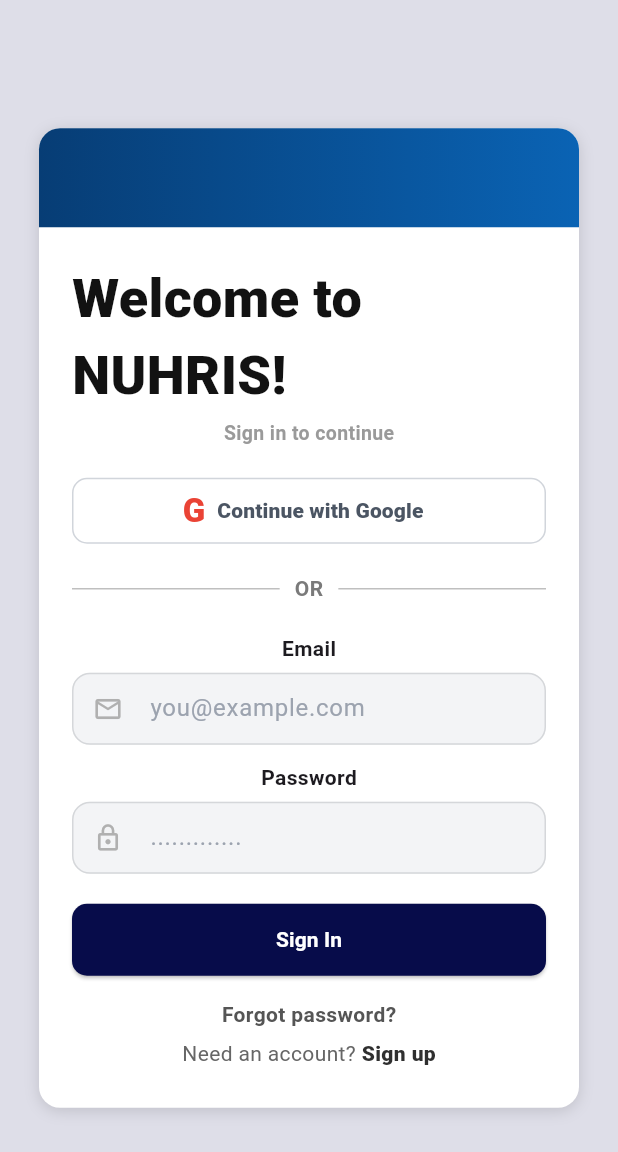
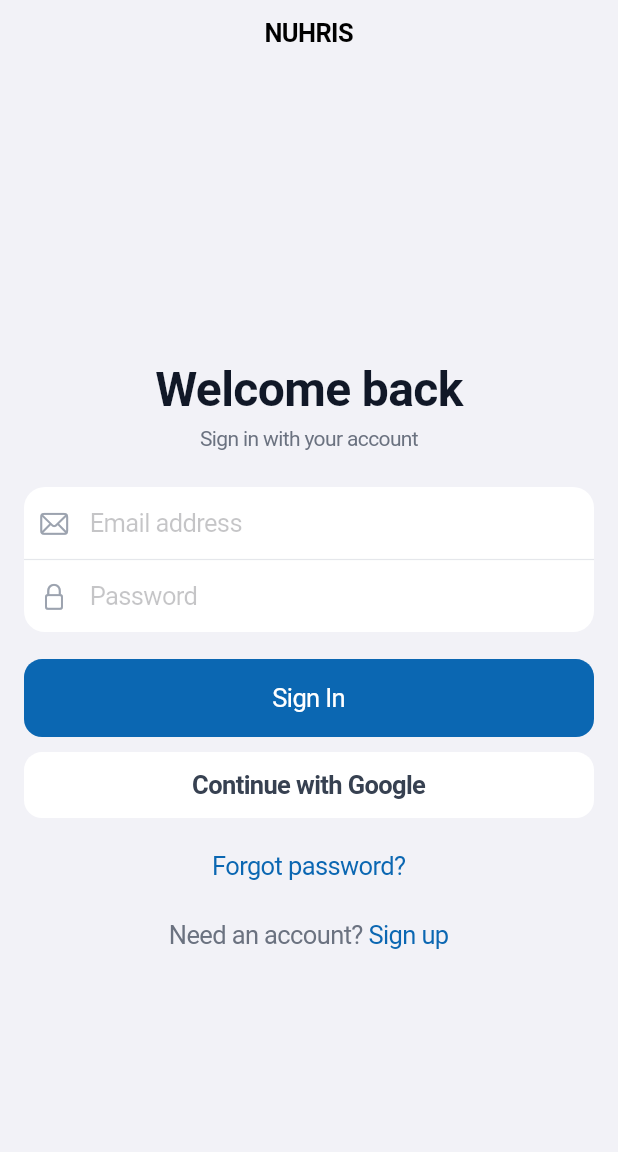
Before and after one commit to yanji0-0/nuhris_mobile_app, a Flutter app: the screen it shows after launch, on a phone screen of 412 x 824 dp. Shown: the top 1152 px of the screen. Run offline on Flutter 3.47's test engine with Material 3 defaults, Android fonts, the phone set to English and light mode, and no system bars; our stand-ins replace google_fonts, image_cropper, image_picker.

Commit message:
scaffold to cupertino

```diff
--- a/lib/app.dart
+++ b/lib/app.dart
@@ -1,4 +1,6 @@
+import 'package:flutter/cupertino.dart';
 import 'package:flutter/material.dart';
+import 'package:flutter_localizations/flutter_localizations.dart';
 import 'navigation/app_nav.dart';
 import 'screens/account_screen.dart';
 import 'screens/attendance_dtr_screen.dart';
@@ -29,9 +31,24 @@ class _NuhrisEmployeeAppState extends State<NuhrisEmployeeApp> {
 
   @override
   Widget build(BuildContext context) {
-    return MaterialApp(
+    return CupertinoApp(
       debugShowCheckedModeBanner: false,
-      theme: buildAppTheme(),
+      localizationsDelegates: const [
+        GlobalMaterialLocalizations.delegate,
+        GlobalCupertinoLocalizations.delegate,
+        GlobalWidgetsLocalizations.delegate,
+      ],
+      supportedLocales: const [Locale('en', 'US')],
+      theme: const CupertinoThemeData(
+        brightness: Brightness.light,
+        primaryColor: AppColors.primaryBlue,
+      ),
+      builder: (context, child) {
+        return Theme(
+          data: buildAppTheme(),
+          child: child ?? const SizedBox.shrink(),
+        );
+      },
       home: switch (current) {
         AppNavItem.dashboard => DashboardScreen(onNavigate: _navigate, onSignOut: widget.onSignOut),
         AppNavItem.credentials => CredentialsScreen(onNavigate: _navigate, onSignOut: widget.onSignOut),
--- a/lib/app_shell.dart
+++ b/lib/app_shell.dart
@@ -1,6 +1,9 @@
+import 'package:flutter/cupertino.dart';
 import 'package:flutter/material.dart';
+import 'package:flutter_localizations/flutter_localizations.dart';
 import 'app.dart';
 import 'screens/auth/sign_in_screen.dart';
+import 'theme/app_theme.dart';
 
 class AppShell extends StatefulWidget {
   const AppShell({super.key});
@@ -23,8 +26,24 @@ class _AppShellState extends State<AppShell> {
   @override
   Widget build(BuildContext context) {
     if (!isLoggedIn) {
-      return MaterialApp(
+      return CupertinoApp(
         debugShowCheckedModeBanner: false,
+        localizationsDelegates: const [
+          GlobalMaterialLocalizations.delegate,
+          GlobalCupertinoLocalizations.delegate,
+          GlobalWidgetsLocalizations.delegate,
+        ],
+        supportedLocales: const [Locale('en', 'US')],
+        theme: const CupertinoThemeData(
+          brightness: Brightness.light,
+          primaryColor: AppColors.primaryBlue,
+        ),
+        builder: (context, child) {
+          return Theme(
+            data: buildAppTheme(),
+            child: child ?? const SizedBox.shrink(),
+          );
+        },
         home: SignInScreen(
           onSignIn: _handleSignIn,
         ),
--- a/lib/auth_app.dart
+++ b/lib/auth_app.dart
@@ -1,13 +1,32 @@
+import 'package:flutter/cupertino.dart';
 import 'package:flutter/material.dart';
+import 'package:flutter_localizations/flutter_localizations.dart';
 import 'screens/auth/sign_in_screen.dart';
+import 'theme/app_theme.dart';
 
 class NuhrisAuthApp extends StatelessWidget {
   const NuhrisAuthApp({super.key});
 
   @override
   Widget build(BuildContext context) {
-    return MaterialApp(
+    return CupertinoApp(
       debugShowCheckedModeBanner: false,
+      localizationsDelegates: const [
+        GlobalMaterialLocalizations.delegate,
+        GlobalCupertinoLocalizations.delegate,
+        GlobalWidgetsLocalizations.delegate,
+      ],
+      supportedLocales: const [Locale('en', 'US')],
+      theme: const CupertinoThemeData(
+        brightness: Brightness.light,
+        primaryColor: AppColors.primaryBlue,
+      ),
+      builder: (context, child) {
+        return Theme(
+          data: buildAppTheme(),
+          child: child ?? const SizedBox.shrink(),
+        );
+      },
       home: SignInScreen(onSignIn: () {}),
     );
   }
--- a/lib/screens/auth/sign_in_screen.dart
+++ b/lib/screens/auth/sign_in_screen.dart
@@ -1,3 +1,4 @@
+import 'package:flutter/cupertino.dart';
 import 'package:flutter/material.dart';
 import 'forgot_password_screen.dart';
 import 'sign_up_screen.dart';
@@ -25,149 +26,123 @@ class _SignInScreenState extends State<SignInScreen> {
     super.dispose();
   }
 
-  InputDecoration _inputDeco({
-    required String hint,
-    required IconData icon,
-  }) {
-    return InputDecoration(
-      hintText: hint,
-      hintStyle: const TextStyle(color: Color(0xFF9CA3AF)),
-      prefixIcon: Icon(icon, color: const Color(0xFFB0B0B0), size: 20),
-      filled: true,
-      fillColor: const Color(0xFFF3F4F6),
-      contentPadding: const EdgeInsets.symmetric(horizontal: 12, vertical: 12),
-      enabledBorder: OutlineInputBorder(
-        borderRadius: BorderRadius.circular(12),
-        borderSide: const BorderSide(color: Color(0xFFD5D7DA)),
-      ),
-      focusedBorder: OutlineInputBorder(
-        borderRadius: BorderRadius.circular(12),
-        borderSide: const BorderSide(color: Color(0xFF0B67B2), width: 1.2),
-      ),
-    );
-  }
-
   @override
   Widget build(BuildContext context) {
-    return Scaffold(
-      backgroundColor: const Color(0xFFDEDEE8),
-      body: SafeArea(
+    return CupertinoPageScaffold(
+      backgroundColor: const Color(0xFFF2F2F7),
+      navigationBar: const CupertinoNavigationBar(
+        middle: Text('NUHRIS'),
+      ),
+      child: SafeArea(
         child: Center(
           child: SingleChildScrollView(
-            padding: const EdgeInsets.all(14),
-            child: Container(
-              width: 360,
-              decoration: BoxDecoration(
-                color: Colors.white,
-                borderRadius: BorderRadius.circular(14),
-                boxShadow: const [
-                  BoxShadow(
-                    blurRadius: 8,
-                    offset: Offset(0, 2),
-                    color: Color(0x22000000),
-                  ),
-                ],
-              ),
+            padding: const EdgeInsets.all(16),
+            child: ConstrainedBox(
+              constraints: const BoxConstraints(maxWidth: 380),
               child: Column(
+                crossAxisAlignment: CrossAxisAlignment.stretch,
                 children: [
-                  Container(
-                    height: 66,
-                    decoration: const BoxDecoration(
-                      gradient: LinearGradient(
-                        colors: [Color(0xFF073D75), Color(0xFF0A63B4)],
-                        begin: Alignment.centerLeft,
-                        end: Alignment.centerRight,
-                      ),
-                      borderRadius: BorderRadius.vertical(top: Radius.circular(14)),
+                  const SizedBox(height: 18),
+                  const Text(
+                    'Welcome back',
+                    textAlign: TextAlign.center,
+                    style: TextStyle(
+                      fontSize: 32,
+                      fontWeight: FontWeight.w700,
+                      color: Color(0xFF111827),
                     ),
                   ),
-                  Padding(
-                    padding: const EdgeInsets.fromLTRB(22, 22, 22, 26),
+                  const SizedBox(height: 6),
+                  const Text(
+                    'Sign in with your account',
+                    textAlign: TextAlign.center,
+                    style: TextStyle(
+                      color: Color(0xFF6B7280),
+                      fontSize: 14,
+                    ),
+                  ),
+                  const SizedBox(height: 24),
+                  Container(
+                    decoration: BoxDecoration(
+                      color: Colors.white,
+                      borderRadius: BorderRadius.circular(14),
+                    ),
                     child: Column(
                       children: [
-                        const Text(
-                          'Welcome to NUHRIS!',
-                          style: TextStyle(fontSize: 36, fontWeight: FontWeight.w800, color: Color(0xFF121212)),
+                        CupertinoTextField(
+                          controller: emailCtrl,
+                          keyboardType: TextInputType.emailAddress,
+                          placeholder: 'Email address',
+                          padding: const EdgeInsets.symmetric(horizontal: 14, vertical: 14),
+                          prefix: const Padding(
+                            padding: EdgeInsets.only(left: 10),
+                            child: Icon(CupertinoIcons.mail, color: Color(0xFF9CA3AF), size: 20),
+                          ),
+                          decoration: const BoxDecoration(
+                            border: Border(
+                              bottom: BorderSide(color: Color(0xFFE5E7EB), width: 0.8),
+                            ),
+                          ),
                         ),
-                        const SizedBox(height: 4),
-                        const Text(
-                          'Sign in to continue',
-                          style: TextStyle(color: Color(0xFF9A9A9A), fontWeight: FontWeight.w700, fontSize: 13),
-                        ),
-                        const SizedBox(height: 18),
-                        OutlinedButton.icon(
-                          onPressed: () {},
-                          style: OutlinedButton.styleFrom(
-                            minimumSize: const Size.fromHeight(44),
-                            side: const BorderSide(color: Color(0xFFD1D5DB)),
-                            shape: RoundedRectangleBorder(borderRadius: BorderRadius.circular(10)),
-                            foregroundColor: const Color(0xFF4B5563),
-                          ),
-                          icon: const Text('G', style: TextStyle(color: Color(0xFFEA4335), fontWeight: FontWeight.w900, fontSize: 22)),
-                          label: const Text('Continue with Google', style: TextStyle(fontWeight: FontWeight.w800, fontSize: 14)),
-                        ),
-                        const SizedBox(height: 18),
-                        Row(
-                          children: const [
-                            Expanded(child: Divider(color: Color(0xFFBFBFBF))),
-                            Padding(
-                              padding: EdgeInsets.symmetric(horizontal: 10),
-                              child: Text('OR', style: TextStyle(color: Color(0xFF7A7A7A), fontWeight: FontWeight.w700)),
-                            ),
-                            Expanded(child: Divider(color: Color(0xFFBFBFBF))),
-                          ],
-                        ),
-                        const SizedBox(height: 20),
-                        const Text('Email', style: TextStyle(fontWeight: FontWeight.w700)),
-                        const SizedBox(height: 6),
-                        TextField(
-                          controller: emailCtrl,
-                          decoration: _inputDeco(hint: 'you@example.com', icon: Icons.mail_outline),
-                        ),
-                        const SizedBox(height: 12),
-                        const Text('Password', style: TextStyle(fontWeight: FontWeight.w700)),
-                        const SizedBox(height: 6),
-                        TextField(
+                        CupertinoTextField(
                           controller: passCtrl,
                           obscureText: true,
-                          decoration: _inputDeco(hint: '.............', icon: Icons.lock_outline),
-                        ),
-                        const SizedBox(height: 20),
-                        SizedBox(
-                          width: double.infinity,
-                          height: 48,
-                          child: ElevatedButton(
-                            onPressed: widget.onSignIn, // <- enter employee UI
-                            style: ElevatedButton.styleFrom(
-                              backgroundColor: const Color(0xFF070C4A),
-                              foregroundColor: Colors.white,
-                              shape: RoundedRectangleBorder(borderRadius: BorderRadius.circular(10)),
-                            ),
-                            child: const Text('Sign In', style: TextStyle(fontWeight: FontWeight.w700)),
+                          placeholder: 'Password',
+                          padding: const EdgeInsets.symmetric(horizontal: 14, vertical: 14),
+                          prefix: const Padding(
+                            padding: EdgeInsets.only(left: 10),
+                            child: Icon(CupertinoIcons.lock, color: Color(0xFF9CA3AF), size: 20),
                           ),
-                        ),
-                        const SizedBox(height: 16),
-                        InkWell(
-                          onTap: () {
-                            Navigator.push(context, MaterialPageRoute(builder: (_) => const ForgotPasswordScreen()));
-                          },
-                          child: const Text('Forgot password?', style: TextStyle(fontWeight: FontWeight.w700, color: Color(0xFF555555))),
-                        ),
-                        const SizedBox(height: 6),
-                        Row(
-                          mainAxisAlignment: MainAxisAlignment.center,
-                          children: [
-                            const Text('Need an account? ', style: TextStyle(color: Color(0xFF666666))),
-                            InkWell(
-                              onTap: () {
-                                Navigator.push(context, MaterialPageRoute(builder: (_) => const SignUpScreen()));
-                              },
-                              child: const Text('Sign up', style: TextStyle(fontWeight: FontWeight.w800, color: Color(0xFF2F2F2F))),
-                            ),
-                          ],
+                          decoration: const BoxDecoration(),
                         ),
                       ],
                     ),
+                  ),
+                  const SizedBox(height: 18),
+                  CupertinoButton.filled(
+                    onPressed: widget.onSignIn,
+                    borderRadius: BorderRadius.circular(12),
+                    child: const Text('Sign In'),
+                  ),
+                  const SizedBox(height: 10),
+                  CupertinoButton(
+                    onPressed: () {},
+                    padding: const EdgeInsets.symmetric(vertical: 12),
+                    color: Colors.white,
+                    borderRadius: BorderRadius.circular(12),
+                    child: const Text(
+                      'Continue with Google',
+                      style: TextStyle(color: Color(0xFF374151), fontWeight: FontWeight.w600),
+                    ),
+                  ),
+                  const SizedBox(height: 10),
+                  CupertinoButton(
+                    padding: EdgeInsets.zero,
+                    onPressed: () {
+                      Navigator.of(context).push(
+                        CupertinoPageRoute(builder: (_) => const ForgotPasswordScreen()),
+                      );
+                    },
+                    child: const Text('Forgot password?'),
+                  ),
+                  const SizedBox(height: 2),
+                  Row(
+                    mainAxisAlignment: MainAxisAlignment.center,
+                    children: [
+                      const Text(
+                        'Need an account? ',
+                        style: TextStyle(color: Color(0xFF6B7280)),
+                      ),
+                      CupertinoButton(
+                        padding: EdgeInsets.zero,
+                        onPressed: () {
+                          Navigator.of(context).push(
+                            CupertinoPageRoute(builder: (_) => const SignUpScreen()),
+                          );
+                        },
+                        child: const Text('Sign up'),
+                      ),
+                    ],
                   ),
                 ],
               ),
```
Also changed, not shown: pubspec.yaml (+6 -1 lines), pubspec.lock.
